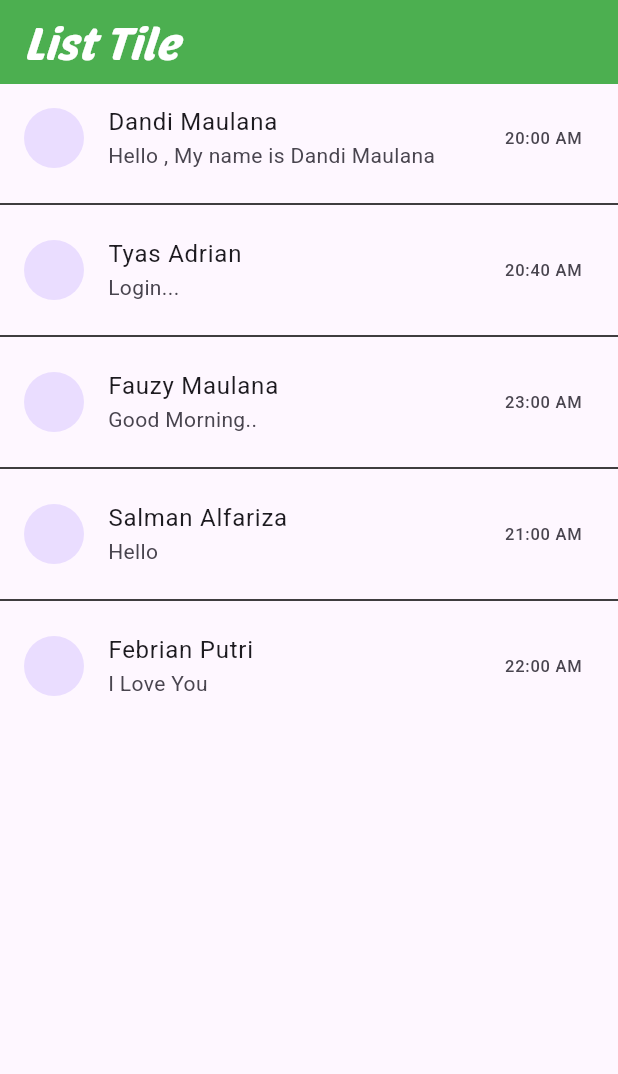
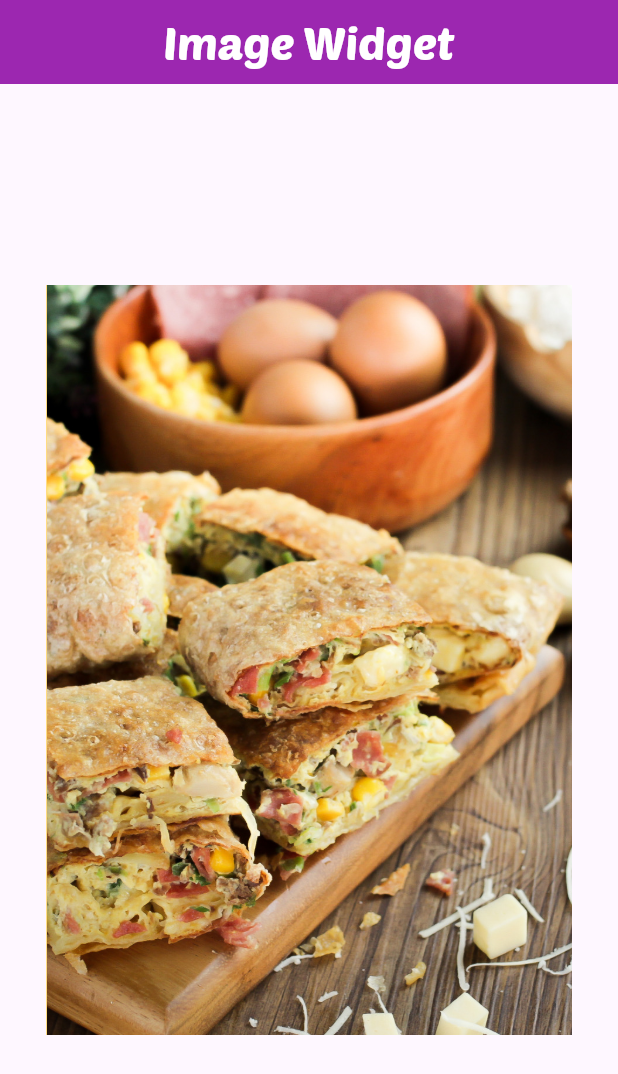
Before and after one commit to dandi-maulana/learn_flutter, a Flutter app: the screen it shows after launch, on a phone screen of 412 x 824 dp. Shown: the top 1074 px of the screen. Run offline on Flutter 3.47's test engine with Material 3 defaults, Android fonts, the phone set to English and light mode, and no system bars.

Commit message:
learn Image Widget

```diff
--- a/lib/main.dart
+++ b/lib/main.dart
@@ -14,53 +14,27 @@ class Myapp extends StatelessWidget {
       home: Scaffold(
         appBar: AppBar(
           title: Text(
-            'List Tile',
+            'Image Widget',
             style: TextStyle(
               color: Colors.white,
               fontSize: 30,
               fontFamily: "Poetsen",
-              fontStyle: FontStyle.italic,
             ),
           ),
-          backgroundColor: Colors.green,
+          centerTitle: true,
+          backgroundColor: Colors.purple,
         ),
-        body: ListView(
-          children: [
-            ListTile(
-              title: Text('Dandi Maulana'),
-              subtitle: Text('Hello , My name is Dandi Maulana'),
-              leading: CircleAvatar(),
-              trailing: Text('20:00 AM'),
-            ),
-            Divider(color: Colors.black),
-            ListTile(
-              title: Text('Tyas Adrian'),
-              subtitle: Text('Login...'),
-              leading: CircleAvatar(),
-              trailing: Text('20:40 AM'),
-            ),
-            Divider(color: Colors.black),
-            ListTile(
-              title: Text('Fauzy Maulana'),
-              subtitle: Text('Good Morning..'),
-              leading: CircleAvatar(),
-              trailing: Text('23:00 AM'),
-            ),
-            Divider(color: Colors.black),
-            ListTile(
-              title: Text('Salman Alfariza'),
-              subtitle: Text('Hello'),
-              leading: CircleAvatar(),
-              trailing: Text('21:00 AM'),
-            ),
-            Divider(color: Colors.black),
-            ListTile(
-              title: Text('Febrian Putri'),
-              subtitle: Text('I Love You'),
-              leading: CircleAvatar(),
-              trailing: Text('22:00 AM'),
-            ),
-          ],
+        body: Center(
+          child: Container(
+            width: 350,
+            height: 500,
+            color: Colors.amber,
+            child: Image.asset("assets/images/banka.jpg", fit: BoxFit.cover),
+            // child: Image(
+            //   image: AssetImage('assets/images/banka.jpg'),
+            //   fit: BoxFit.cover,
+            // ),
+          ),
         ),
       ),
     );
```
Also changed, not shown: pubspec.yaml (+7 -6 lines), assets/fonts/Boldyguard.otf (renamed from fonts/Boldyguard.otf), assets/fonts/PoetsenOne-Regular.ttf (renamed from fonts/PoetsenOne-Regular.ttf), assets/fonts/Roboto-Italic.ttf (renamed from fonts/Roboto-Italic.ttf), assets/fonts/Roboto.ttf (renamed from fonts/Roboto.ttf), assets/images/banka.jpg (added), assets/images/orins.jpg (added).
